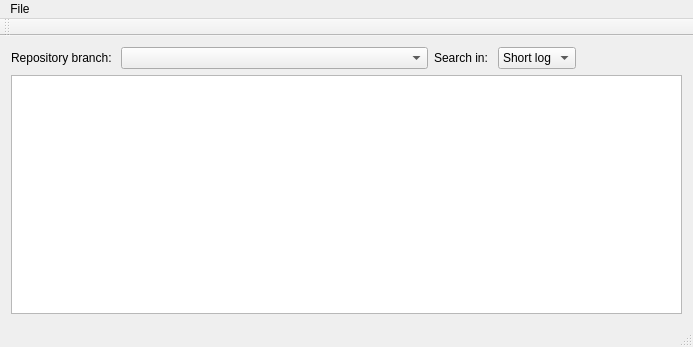
This is cmainwindow.ui in eraxillan/qgitrepoviewer as Qt 5 draws it before an edit. The edited form follows.
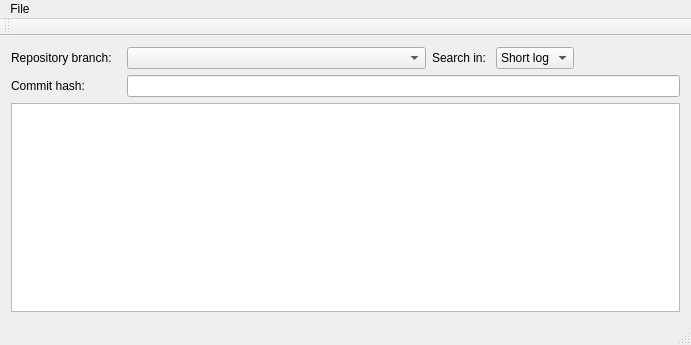
This is the edited form. Custom widgets are drawn as their Qt base class.

Commit message: New feature: show SHA-1 hash of selected commit

The edit to the form file:
```diff
--- a/cmainwindow.ui
+++ b/cmainwindow.ui
@@ -6,8 +6,8 @@
    <rect>
     <x>0</x>
     <y>0</y>
-    <width>693</width>
-    <height>347</height>
+    <width>691</width>
+    <height>345</height>
    </rect>
   </property>
   <property name="windowTitle">
@@ -15,34 +15,36 @@
   </property>
   <widget class="QWidget" name="centralWidget">
    <layout class="QGridLayout" name="gridLayout">
-    <item row="0" column="0">
-     <widget class="QLabel" name="branch_label">
-      <property name="text">
-       <string>Repository branch: </string>
+    <item row="2" column="0" colspan="6">
+     <widget class="QTableView" name="commit_list">
+      <property name="alternatingRowColors">
+       <bool>true</bool>
       </property>
-     </widget>
-    </item>
-    <item row="0" column="1">
-     <widget class="QComboBox" name="branch_list">
-      <property name="sizePolicy">
-       <sizepolicy hsizetype="Expanding" vsizetype="Fixed">
-        <horstretch>0</horstretch>
-        <verstretch>0</verstretch>
-       </sizepolicy>
+      <property name="selectionMode">
+       <enum>QAbstractItemView::SingleSelection</enum>
       </property>
       <property name="toolTip">
        <string>&lt;html&gt;&lt;head/&gt;&lt;body&gt;&lt;p&gt;The list of branches in git repository&lt;/p&gt;&lt;/body&gt;&lt;/html&gt;</string>
       </property>
+      <attribute name="horizontalHeaderVisible">
+       <bool>false</bool>
+      </attribute>
+      <attribute name="horizontalHeaderHighlightSections">
+       <bool>false</bool>
+      </attribute>
+      <attribute name="verticalHeaderVisible">
+       <bool>false</bool>
+      </attribute>
      </widget>
     </item>
-    <item row="0" column="2">
-     <widget class="QLabel" name="filter_label">
+    <item row="1" column="0">
+     <widget class="QLabel" name="hash_label">
       <property name="text">
-       <string>Search in: </string>
+       <string>Commit hash: </string>
       </property>
      </widget>
     </item>
-    <item row="0" column="3">
+    <item row="0" column="4">
      <widget class="QComboBox" name="filter_criteria">
       <property name="sizePolicy">
        <sizepolicy hsizetype="Maximum" vsizetype="Fixed">
@@ -67,7 +69,7 @@
       </item>
      </widget>
     </item>
-    <item row="0" column="4">
+    <item row="0" column="5">
      <widget class="QGitRepoViewer::CSearchLineWidget" name="commit_search" native="true">
       <property name="minimumSize">
        <size>
@@ -77,26 +79,38 @@
       </property>
      </widget>
     </item>
-    <item row="1" column="0" colspan="5">
-     <widget class="QTableView" name="commit_list">
-      <property name="alternatingRowColors">
+    <item row="0" column="2">
+     <widget class="QComboBox" name="branch_list">
+      <property name="sizePolicy">
+       <sizepolicy hsizetype="Expanding" vsizetype="Fixed">
+        <horstretch>0</horstretch>
+        <verstretch>0</verstretch>
+       </sizepolicy>
+      </property>
+      <property name="toolTip">
+       <string>&lt;html&gt;&lt;head/&gt;&lt;body&gt;&lt;p&gt;The list of branches in git repository&lt;/p&gt;&lt;/body&gt;&lt;/html&gt;</string>
+      </property>
+     </widget>
+    </item>
+    <item row="0" column="3">
+     <widget class="QLabel" name="filter_label">
+      <property name="text">
+       <string>Search in: </string>
+      </property>
+     </widget>
+    </item>
+    <item row="0" column="0">
+     <widget class="QLabel" name="branch_label">
+      <property name="text">
+       <string>Repository branch: </string>
+      </property>
+     </widget>
+    </item>
+    <item row="1" column="2" colspan="4">
+     <widget class="QLineEdit" name="commit_hash">
+      <property name="readOnly">
        <bool>true</bool>
       </property>
-      <property name="selectionMode">
-       <enum>QAbstractItemView::SingleSelection</enum>
-      </property>
-      <property name="selectionBehavior">
-       <enum>QAbstractItemView::SelectRows</enum>
-      </property>
-      <attribute name="horizontalHeaderVisible">
-       <bool>false</bool>
-      </attribute>
-      <attribute name="horizontalHeaderHighlightSections">
-       <bool>false</bool>
-      </attribute>
-      <attribute name="verticalHeaderVisible">
-       <bool>false</bool>
-      </attribute>
      </widget>
     </item>
    </layout>
@@ -106,7 +120,7 @@
     <rect>
      <x>0</x>
      <y>0</y>
-     <width>693</width>
+     <width>691</width>
      <height>22</height>
     </rect>
    </property>
```
Left out of the diff: 4 changed lines with no effect on the pictures. The commit also changes 2 other files.
